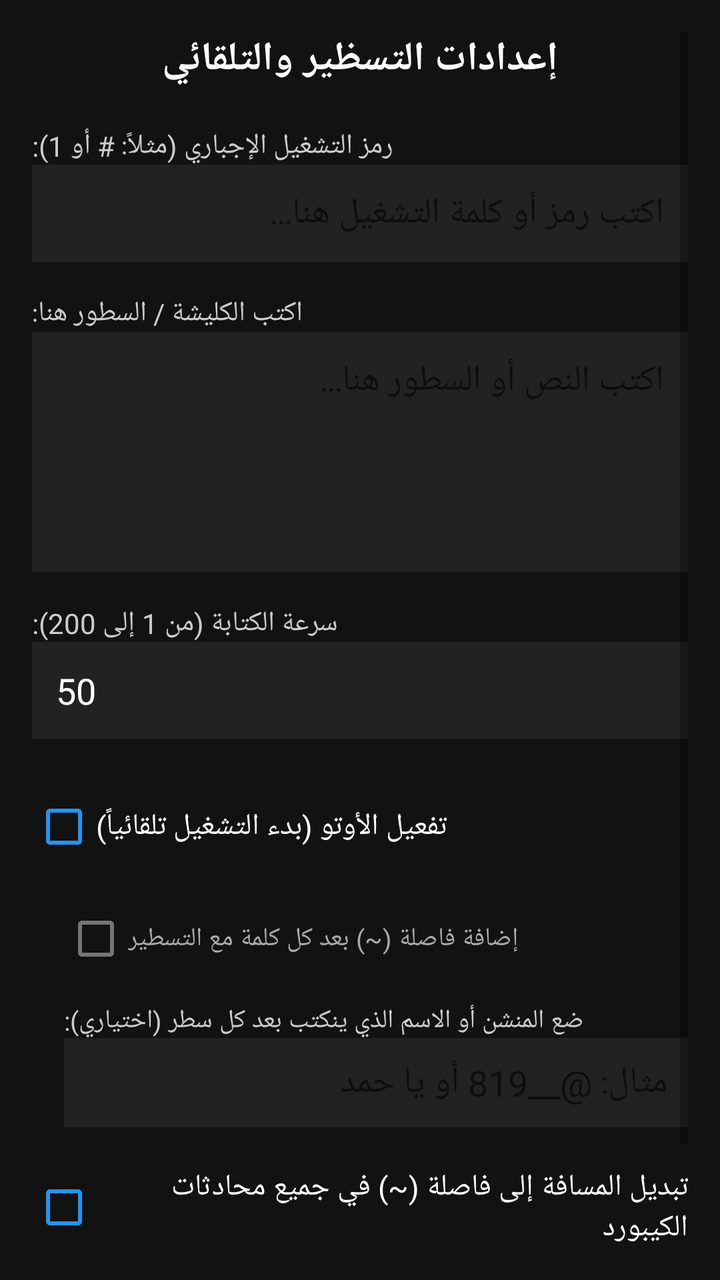
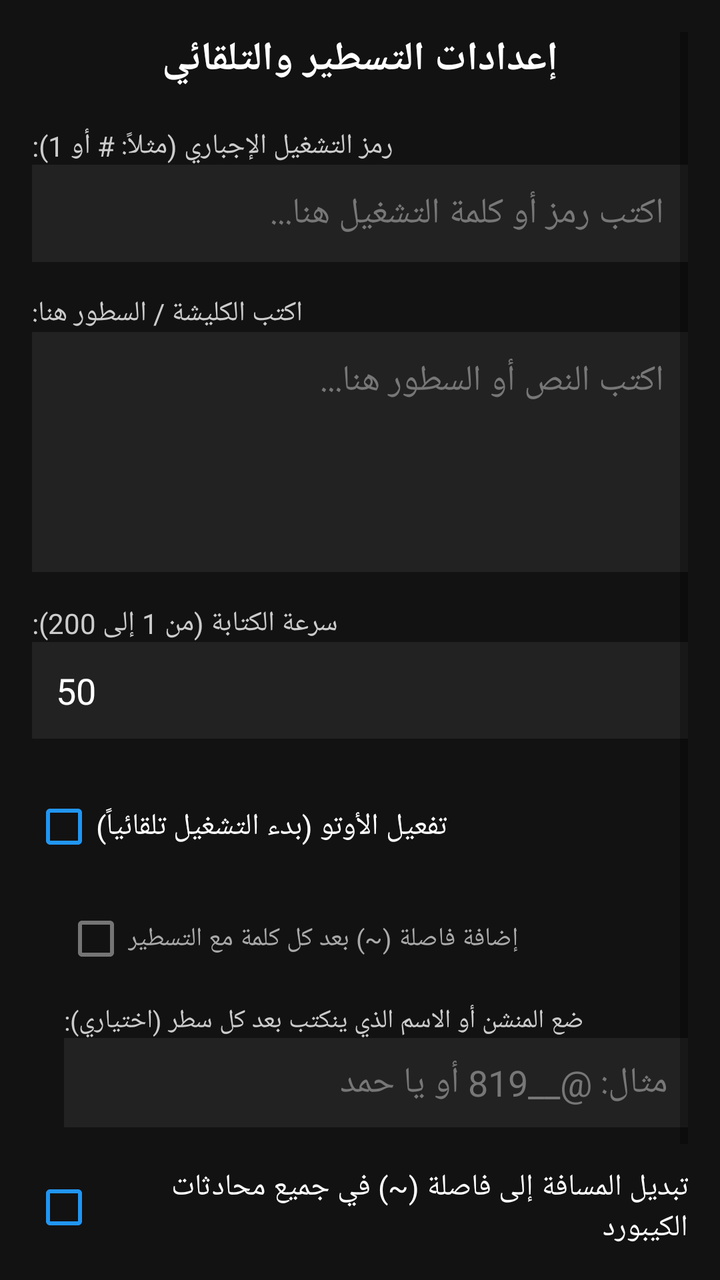

Compare the two renders of this Android layout. The source of the first and the diff that turns it into the second are given below.
<!-- AndroidManifest.xml: fallback theme Theme.MaterialComponents.DayNight.NoActionBar -->
<!-- res/layout/activity_main.xml -->
<?xml version="1.0" encoding="utf-8"?>
<ScrollView xmlns:android="http://schemas.android.com/apk/res/android"
    android:layout_width="match_parent"
    android:layout_height="match_parent"
    android:background="#121212"
    android:padding="16dp">

    <LinearLayout
        android:layout_width="match_parent"
        android:layout_height="wrap_content"
        android:orientation="vertical">

        <TextView
            android:layout_width="wrap_content"
            android:layout_height="wrap_content"
            android:text="إعدادات التسظير والتلقائي"
            android:textColor="#FFFFFF"
            android:textSize="20sp"
            android:textStyle="bold"
            android:layout_gravity="center_horizontal"
            android:layout_marginBottom="20dp" />

        
        <TextView
            android:layout_width="wrap_content"
            android:layout_height="wrap_content"
            android:text="رمز التشغيل الإجباري (مثلاً: # أو 1):"
            android:textColor="#CCCCCC"
            android:textSize="14sp" />

        <EditText
            android:id="@+id/etTriggerSymbol"
            android:layout_width="match_parent"
            android:layout_height="wrap_content"
            android:background="#222222"
            android:textColor="#FFFFFF"
            android:padding="12dp"
            android:hint="اكتب رمز أو كلمة التشغيل هنا..."
            android:hintTextColor="#777777"
            android:layout_marginBottom="16dp" />

        
        <TextView
            android:layout_width="wrap_content"
            android:layout_height="wrap_content"
            android:text="اكتب الكليشة / السطور هنا:"
            android:textColor="#CCCCCC"
            android:textSize="14sp" />

        <EditText
            android:id="@+id/etAutoText"
            android:layout_width="match_parent"
            android:layout_height="120dp"
            android:background="#222222"
            android:textColor="#FFFFFF"
            android:gravity="top|start"
            android:padding="12dp"
            android:hint="اكتب النص أو السطور هنا..."
            android:hintTextColor="#777777"
            android:layout_marginBottom="16dp" />

        
        <TextView
            android:layout_width="wrap_content"
            android:layout_height="wrap_content"
            android:text="سرعة الكتابة (من 1 إلى 200):"
            android:textColor="#CCCCCC"
            android:textSize="14sp" />

        <EditText
            android:id="@+id/etSpeed"
            android:layout_width="match_parent"
            android:layout_height="wrap_content"
            android:background="#222222"
            android:textColor="#FFFFFF"
            android:inputType="number"
            android:text="50"
            android:padding="12dp"
            android:layout_marginBottom="20dp" />

        
        <CheckBox
            android:id="@+id/cbEnableAuto"
            android:layout_width="wrap_content"
            android:layout_height="wrap_content"
            android:text="تفعيل الأوتو (بدء التشغيل تلقائياً)"
            android:textColor="#FFFFFF"
            android:textSize="15sp"
            android:buttonTint="#2196F3"
            android:layout_marginBottom="8dp" />

        <LinearLayout
            android:layout_width="match_parent"
            android:layout_height="wrap_content"
            android:orientation="vertical"
            android:paddingStart="16dp"
            android:layout_marginBottom="16dp">

            <CheckBox
                android:id="@+id/cbReplaceSpaceInAuto"
                android:layout_width="wrap_content"
                android:layout_height="wrap_content"
                android:text="إضافة فاصلة (~) بعد كل كلمة مع التسطير"
                android:textColor="#AAAAAA"
                android:textSize="13sp" />

            <TextView
                android:layout_width="wrap_content"
                android:layout_height="wrap_content"
                android:text="ضع المنشن أو الاسم الذي ينكتب بعد كل سطر (اختياري):"
                android:textColor="#CCCCCC"
                android:textSize="13sp"
                android:layout_marginTop="8dp" />

            <EditText
                android:id="@+id/etSuffixText"
                android:layout_width="match_parent"
                android:layout_height="wrap_content"
                android:background="#222222"
                android:textColor="#FFFFFF"
                android:padding="10dp"
                android:hint="مثال: @__819 أو يا حمد"
                android:hintTextColor="#777777" />
        </LinearLayout>

        
        <CheckBox
            android:id="@+id/cbReplaceSpaceGlobal"
            android:layout_width="wrap_content"
            android:layout_height="wrap_content"
            android:text="تبديل المسافة إلى فاصلة (~) في جميع محادثات الكيبورد"
            android:textColor="#FFFFFF"
            android:textSize="15sp"
            android:buttonTint="#2196F3"
            android:layout_marginBottom="24dp" />

        <Button
            android:id="@+id/btnSave"
            android:layout_width="match_parent"
            android:layout_height="wrap_content"
            android:text="حفظ الإعدادات"
            android:backgroundTint="#4CAF50"
            android:textColor="#FFFFFF"
            android:textSize="16sp"
            android:textStyle="bold" />

    </LinearLayout>
</ScrollView>
<!-- resources referenced by this layout -->
<resources>

</resources>

<!-- the commit's change to res/layout/activity_main.xml (unified diff, before → after) -->
@@ -13,7 +13,7 @@
         <TextView
             android:layout_width="wrap_content"
             android:layout_height="wrap_content"
-            android:text="إعدادات التسظير والتلقائي"
+            android:text="إعدادات التسطير والتلقائي"
             android:textColor="#FFFFFF"
             android:textSize="20sp"
             android:textStyle="bold"
@@ -36,7 +36,7 @@
             android:textColor="#FFFFFF"
             android:padding="12dp"
             android:hint="اكتب رمز أو كلمة التشغيل هنا..."
-            android:hintTextColor="#777777"
+            android:textColorHint="#777777"
             android:layout_marginBottom="16dp" />
 
         
@@ -56,7 +56,7 @@
             android:gravity="top|start"
             android:padding="12dp"
             android:hint="اكتب النص أو السطور هنا..."
-            android:hintTextColor="#777777"
+            android:textColorHint="#777777"
             android:layout_marginBottom="16dp" />
 
         
@@ -120,7 +120,7 @@
                 android:textColor="#FFFFFF"
                 android:padding="10dp"
                 android:hint="مثال: @__819 أو يا حمد"
-                android:hintTextColor="#777777" />
+                android:textColorHint="#777777" />
         </LinearLayout>
 
         
